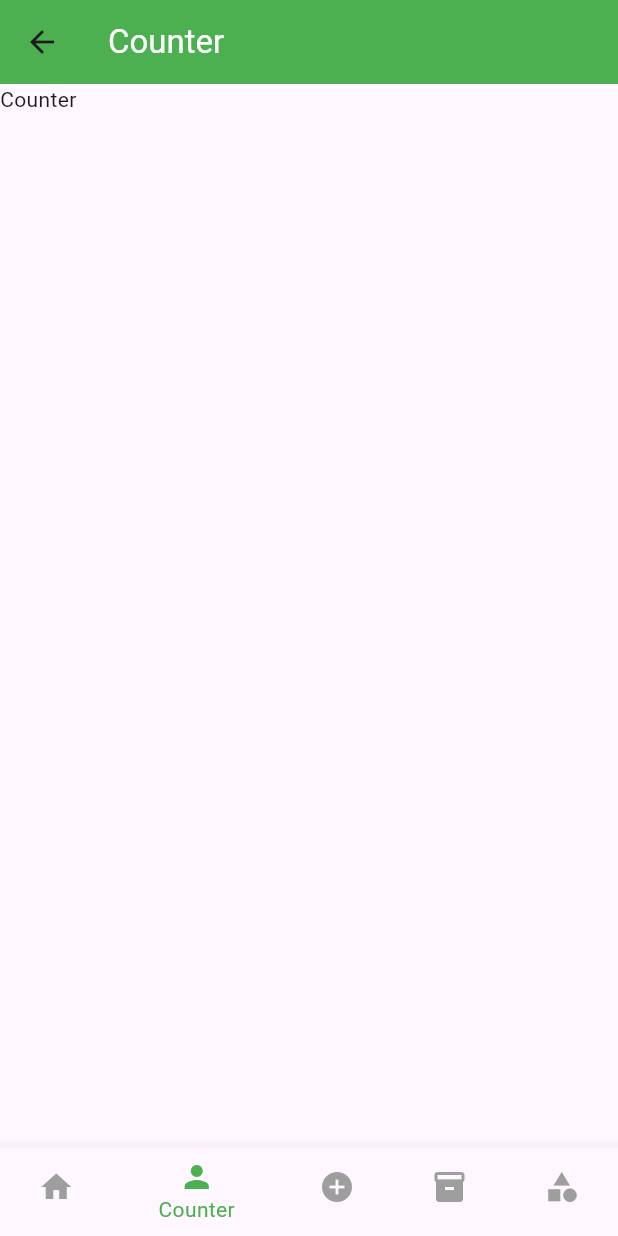
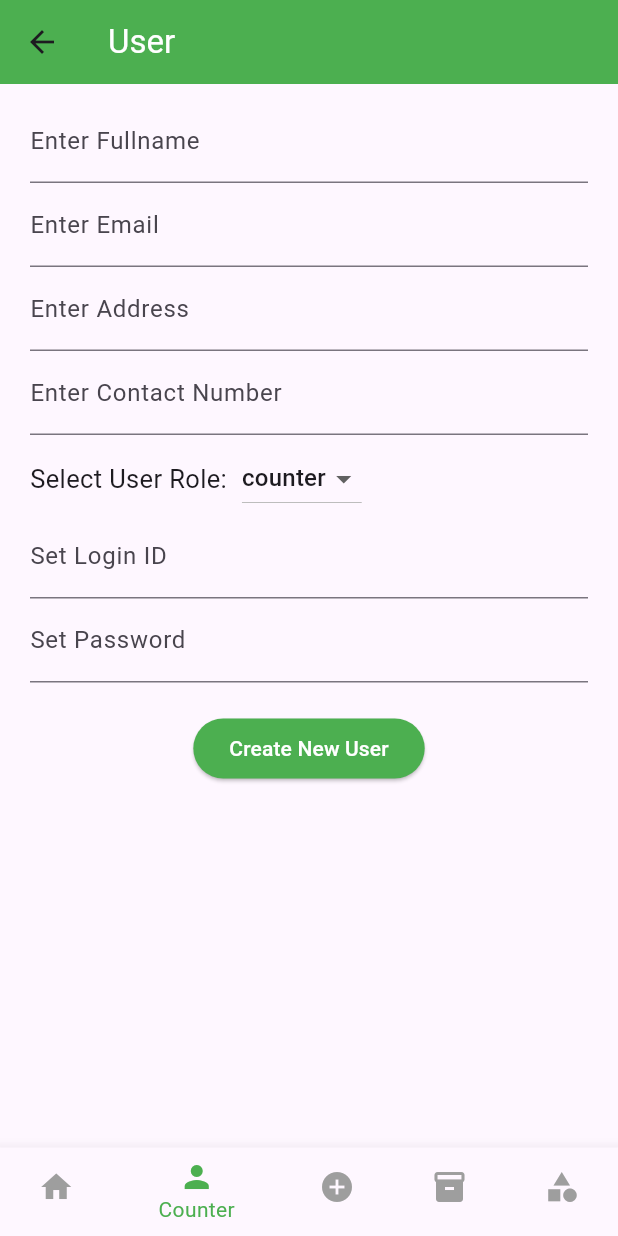
Before and after one commit to sndp231998/HMRODOKAN, a Flutter app: the AdminDashboard screen opened directly, item 2 of the bottom bar chosen, on a phone screen of 412 x 824 dp. Run offline on Flutter 3.47's test engine with Material 2 defaults, Android fonts, the phone set to English and light mode, and no system bars; missing offline and left inert: flutter_barcode_scanner.

Commit message:
user page ui implemented

```diff
--- a/lib/pages/admin/admin_dashboard.dart
+++ b/lib/pages/admin/admin_dashboard.dart
@@ -1,7 +1,7 @@
 import 'package:flutter/material.dart';
 import 'package:hmrodokan/pages/admin/add-inventory.dart';
 import 'package:hmrodokan/pages/admin/category.dart';
-import 'package:hmrodokan/pages/admin/counter.dart';
+import 'package:hmrodokan/pages/admin/user.dart';
 import 'package:hmrodokan/pages/admin/inventory.dart';
 
 import 'dashboard_screen.dart';
@@ -26,7 +26,7 @@ class _AdminDashboardState extends State<AdminDashboard> {
   // list of pages to navigate
   final List _widgets = [
     {'widget': const DashboardScreen(), 'title': "Dashboard"},
-    {'widget': const Counter(), 'title': "Counter"},
+    {'widget': const User(), 'title': "User"},
     {'widget': const AddItemPage(), 'title': "Add Item"},
     {'widget': InventoryPage(), 'title': "Inventory"},
     {'widget': const Category(), 'title': "Category"},
--- a/lib/pages/admin/counter.dart
+++ /dev/null
@@ -1,10 +0,0 @@
-import 'package:flutter/material.dart';
-
-class Counter extends StatelessWidget {
-  const Counter({super.key});
-
-  @override
-  Widget build(BuildContext context) {
-    return Text('Counter');
-  }
-}
--- /dev/null
+++ b/lib/pages/admin/user.dart
@@ -0,0 +1,98 @@
+import 'package:flutter/material.dart';
+
+class User extends StatefulWidget {
+  const User({super.key});
+
+  @override
+  State<User> createState() => _UserState();
+}
+
+class _UserState extends State<User> {
+  String dropDownValue = 'counter';
+
+  final List _userRole = ['counter', 'admin'];
+
+  @override
+  Widget build(BuildContext context) {
+    return SingleChildScrollView(
+      child: Padding(
+        padding: const EdgeInsets.symmetric(vertical: 10.0, horizontal: 20.0),
+        child: Column(
+          children: [
+            const TextField(
+              keyboardType: TextInputType.name,
+              decoration: InputDecoration(labelText: 'Enter Fullname'),
+            ),
+            const TextField(
+              keyboardType: TextInputType.emailAddress,
+              decoration: InputDecoration(labelText: 'Enter Email'),
+            ),
+            const TextField(
+              keyboardType: TextInputType.streetAddress,
+              decoration: InputDecoration(labelText: 'Enter Address'),
+            ),
+            const TextField(
+              keyboardType: TextInputType.phone,
+              decoration: InputDecoration(
+                labelText: 'Enter Contact Number',
+              ),
+            ),
+            const SizedBox(
+              height: 5,
+            ),
+            Row(
+              children: [
+                const Text(
+                  'Select User Role:',
+                  style: TextStyle(fontSize: 17, fontWeight: FontWeight.normal),
+                ),
+                const SizedBox(
+                  width: 10,
+                ),
+                DropdownButton(
+                    value: dropDownValue,
+                    items: _userRole.map((value) {
+                      return DropdownMenuItem<String>(
+                        value: value,
+                        child: Text(value),
+                      );
+                    }).toList(),
+                    onChanged: (value) {
+                      setState(() {
+                        dropDownValue = value!;
+                      });
+                    }),
+              ],
+            ),
+            const TextField(
+              keyboardType: TextInputType.number,
+              decoration: InputDecoration(
+                labelText: 'Set Login ID',
+              ),
+            ),
+            const TextField(
+              obscureText: true,
+              keyboardType: TextInputType.visiblePassword,
+              decoration: InputDecoration(
+                labelText: 'Set Password',
+              ),
+            ),
+            const SizedBox(
+              height: 20,
+            ),
+            ElevatedButton(
+              onPressed: () {},
+              style: const ButtonStyle(
+                  backgroundColor: MaterialStatePropertyAll(Colors.green),
+                  foregroundColor: MaterialStatePropertyAll(Colors.white)),
+              child: const Padding(
+                padding: EdgeInsets.symmetric(vertical: 8.0),
+                child: Text('Create New User'),
+              ),
+            )
+          ],
+        ),
+      ),
+    );
+  }
+}
```
